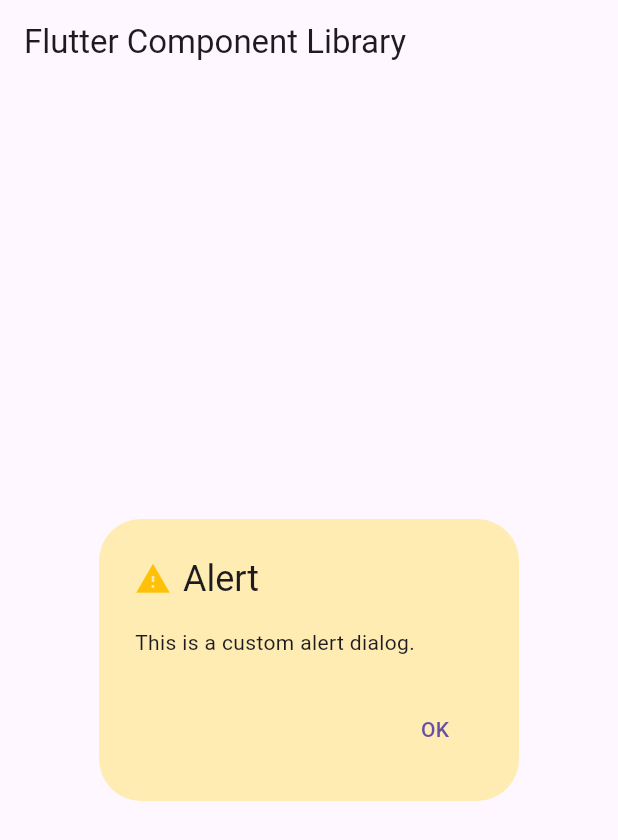
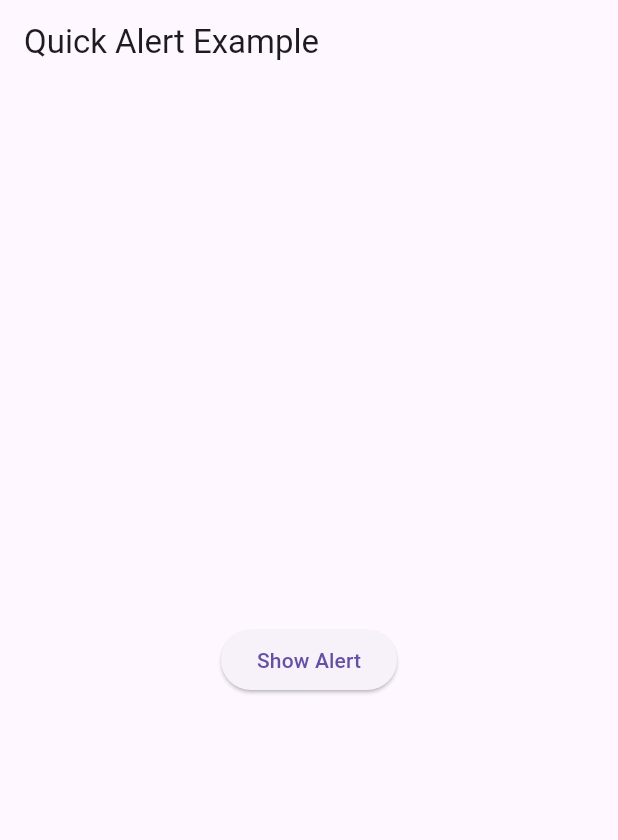
Before and after one commit to mageshyt/widgets-wizards, a Flutter app: the screen it shows after launch, on a phone screen of 412 x 824 dp. Shown: the top 840 px of the screen. Run offline on Flutter 3.47's test engine with Material 3 defaults, Android fonts, the phone set to English and light mode, and no system bars; our stand-ins replace quickalert.

Commit message:
updated_dialogbox

```diff
--- a/lib/main.dart
+++ b/lib/main.dart
@@ -1,45 +1,35 @@
 import 'package:flutter/material.dart';
 import 'package:widgets_wigets/widgets/alertdialog/alertdialog.dart';
-import 'package:widgets_wigets/widgets/avatar/avatar.dart';
-import 'package:widgets_wigets/widgets/button/button.dart';
 
 void main() {
   runApp(MyApp());
 }
 
 class MyApp extends StatelessWidget {
-  const MyApp({super.key});
-
   @override
   Widget build(BuildContext context) {
     return MaterialApp(
-      title: 'Flutter Component Library',
-      theme: ThemeData(
-        primarySwatch: Colors.blue,
-      ),
-      home: Scaffold(
-        appBar: AppBar(
-          title: const Text('Flutter Component Library'),
-        ),
-        body: Center(
-          child: Column(
-            mainAxisAlignment: MainAxisAlignment.center,
-            children: [
-              CustomAlertDialog(
-                title: 'Alert',
-                content: Text('This is a custom alert dialog.'),
-                actions: [
-                  TextButton(
-                    onPressed: () {
-                      print("Hello");
-                    },
-                    child: Text('OK'),
-                  ),
-                ],
-                alertType: AlertType.warning,
-              )
-            ],
-          ),
+      home: HomeScreen(),
+    );
+  }
+}
+
+class HomeScreen extends StatelessWidget {
+  @override
+  Widget build(BuildContext context) {
+    return Scaffold(
+      appBar: AppBar(title: Text('Quick Alert Example')),
+      body: Center(
+        child: ElevatedButton(
+          onPressed: () {
+            CustomAlertDialog.showCustomAlert(
+              context: context,
+              alertType: AlertType.info,
+              title: 'Success',
+              text: 'Transaction Completed Successfully!',
+            );
+          },
+          child: Text('Show Alert'),
         ),
       ),
     );
--- a/lib/widgets/alertdialog/alertdialog.dart
+++ b/lib/widgets/alertdialog/alertdialog.dart
@@ -1,82 +1,53 @@
 import 'package:flutter/material.dart';
+import 'package:quickalert/models/quickalert_type.dart';
+import 'package:quickalert/quickalert.dart';
 
 enum AlertType { error, info, warning, success, confirmation }
 
-class CustomAlertDialog extends StatelessWidget {
-  final dynamic title;
-  final Widget? content;
-  final List<Widget>? actions;
-  final AlertType? alertType;
+class CustomAlertDialog {
+  static void showCustomAlert({
+    required BuildContext context,
+    required AlertType alertType,
+    String? title,
+    String? text,
+  }) {
+    QuickAlertType type;
+    String alertTitle = title ?? '';
 
-  const CustomAlertDialog({
-    Key? key,
-    this.title,
-    this.content,
-    this.actions,
-    this.alertType,
-  }) : super(key: key);
-
-  @override
-  Widget build(BuildContext context) {
-    Color? backgroundColor;
     switch (alertType) {
       case AlertType.error:
-        backgroundColor = Colors.red[100];
+        type = QuickAlertType.error;
+        alertTitle = title ?? 'Error';
         break;
       case AlertType.info:
-        backgroundColor = Colors.blue[100];
+        type = QuickAlertType.info;
+        alertTitle = title ?? 'Info';
         break;
       case AlertType.warning:
-        backgroundColor = Colors.amber[100];
+        type = QuickAlertType.warning;
+        alertTitle = title ?? 'Warning';
         break;
       case AlertType.success:
-        backgroundColor = Colors.green[100];
+        type = QuickAlertType.success;
+        alertTitle = title ?? 'Success';
         break;
       case AlertType.confirmation:
-        backgroundColor = Colors.grey[100];
+        type = QuickAlertType.confirm;
+        alertTitle = title ?? 'Confirmation';
         break;
       default:
-        backgroundColor = Colors.grey[100];
+        type = QuickAlertType.error;
+        alertTitle = title ?? 'Error';
     }
 
-    return AlertDialog(
-      backgroundColor: backgroundColor,
-      title: _buildTitle(),
-      content: content,
-      actions: actions,
+    QuickAlert.show(
+      context: context,
+      type: type,
+      title: alertTitle,
+      text: text,
+      onConfirmBtnTap: () {
+        Navigator.of(context).pop(); // Close the alert
+      },
     );
   }
-
-  Widget _buildTitle() {
-    if (title is String) {
-      return Row(
-        children: [
-          if (_getIcon() != null) _getIcon()!,
-          if (_getIcon() != null) const SizedBox(width: 8),
-          Expanded(child: Text(title)),
-        ],
-      );
-    } else if (title is Widget) {
-      return title as Widget;
-    }
-    // Return an empty container if title is neither String nor Widget
-    return Container();
-  }
-
-  Icon? _getIcon() {
-    switch (alertType) {
-      case AlertType.error:
-        return const Icon(Icons.error, color: Colors.red);
-      case AlertType.info:
-        return const Icon(Icons.info, color: Colors.blue);
-      case AlertType.warning:
-        return const Icon(Icons.warning, color: Colors.amber);
-      case AlertType.success:
-        return const Icon(Icons.check_circle, color: Colors.green);
-      case AlertType.confirmation:
-        return const Icon(Icons.help_outline, color: Colors.grey);
-      default:
-        return null;
-    }
-  }
 }
--- a/pubspec.yaml
+++ b/pubspec.yaml
@@ -35,6 +35,9 @@ dependencies:
   # The following adds the Cupertino Icons font to your application.
   # Use with the CupertinoIcons class for iOS style icons.
   cupertino_icons: ^1.0.2
+  quickalert: ^1.1.0
+
+
 
 dev_dependencies:
   flutter_test:
```
Also changed, not shown: pubspec.lock.
